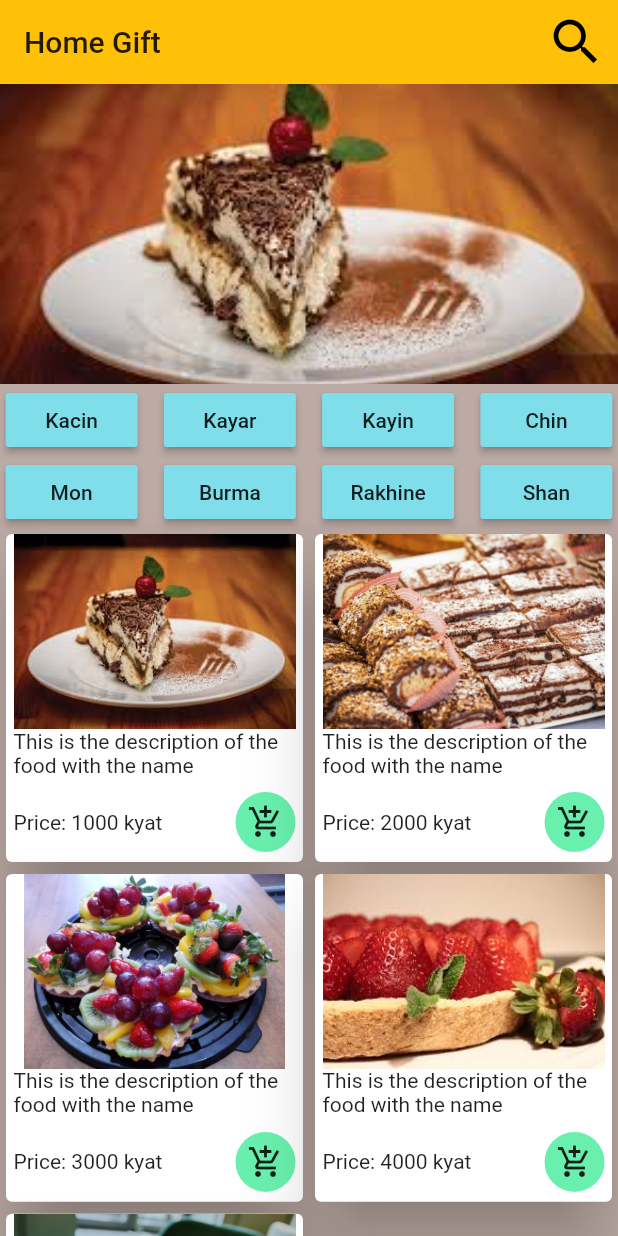
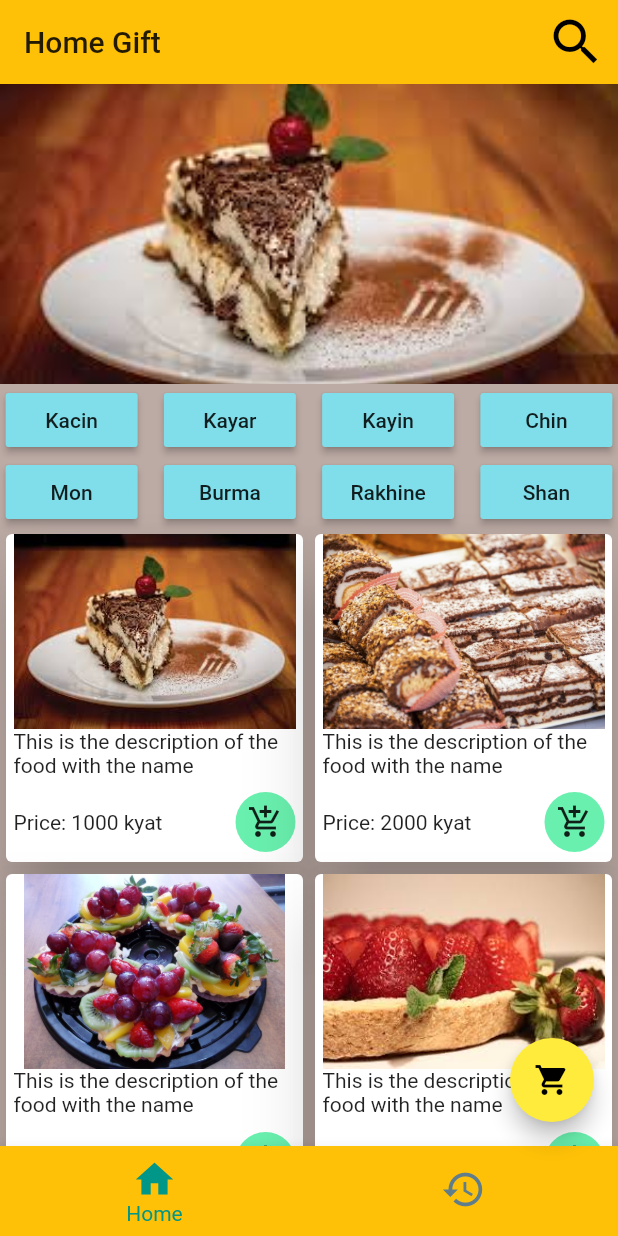
Before and after one commit to kwarnkham/home_gift, a Flutter app: the screen it shows after launch, on a phone screen of 412 x 824 dp. Run offline on Flutter 3.47's test engine with Material 2 defaults, Android fonts, the phone set to English and light mode, and no system bars; drawn by our look-alikes of carousel_slider.

Commit message:
name routed

```diff
--- a/lib/src/app.dart
+++ b/lib/src/app.dart
@@ -1,14 +1,20 @@
 import 'package:flutter/material.dart';
 import 'ui/home.dart';
+import 'ui/history.dart';
 
 class App extends StatelessWidget {
   @override
   Widget build(BuildContext context) {
     return MaterialApp(
-        theme: ThemeData(
+      theme: ThemeData(
           primarySwatch: Colors.amber,
-        ),
-        title: 'Home Gift',
-        home: Home());
+          accentColor: Colors.yellow,
+          bottomAppBarColor: Colors.amber),
+      title: 'Home Gift',
+      routes: {
+        Home.routeName:(_)=>Home(),
+        History.routeName:(_)=>History()
+      },
+    );
   }
 }
--- /dev/null
+++ b/lib/src/ui/history.dart
@@ -0,0 +1,13 @@
+import 'package:flutter/material.dart';
+import '../widget/bottom_navbar.dart';
+
+class History extends StatelessWidget {
+  static const String routeName = '/history';
+  @override
+  Widget build(BuildContext context) {
+    return Scaffold(
+      appBar: AppBar(title: Text('History'),),
+      bottomNavigationBar: BottomNavbar(index: 1,),
+    );
+  }
+}
--- a/lib/src/ui/home.dart
+++ b/lib/src/ui/home.dart
@@ -1,8 +1,11 @@
 import 'package:flutter/material.dart';
 import '../widget/search_item.dart';
 import '../widget/home_carosel.dart';
+import '../widget/bottom_navbar.dart';
+
 
 class Home extends StatelessWidget {
+  static const String routeName = '/';
   searchItem(context) {
     Navigator.of(context).push(MaterialPageRoute(builder: (_) => SearchItem()));
   }
@@ -17,9 +20,12 @@ class Home extends StatelessWidget {
     'Rakhine',
     'Shan'
   ];
+
   @override
   Widget build(BuildContext context) {
     return Scaffold(
+      bottomNavigationBar: BottomNavbar(index:0),
+      floatingActionButton: FloatingActionButton(child: Icon(Icons.shopping_cart), onPressed: (){},),
       body: Container(
         color: Colors.brown[200],
         child: CustomScrollView(
@@ -30,7 +36,7 @@ class Home extends StatelessWidget {
               actions: <Widget>[
                 IconButton(
                   icon: Icon(Icons.search),
-            onPressed: (){
+                  onPressed: () {
                     searchItem(context);
                   },
                   iconSize: 40,
--- /dev/null
+++ b/lib/src/widget/bottom_navbar.dart
@@ -0,0 +1,56 @@
+import 'package:flutter/material.dart';
+
+class BottomNavbar extends StatefulWidget {
+  final int index;
+  BottomNavbar({this.index});
+  @override
+  _BottomNavbarState createState() => _BottomNavbarState();
+}
+
+class _BottomNavbarState extends State<BottomNavbar> {
+  List<Map<String, dynamic>> navItems = [
+    {'title': 'Home', 'routeName': '/', 'icon': Icons.home, 'index': 0},
+    {
+      'title': 'History',
+      'routeName': '/history',
+      'icon': Icons.history,
+      'index': 1
+    },
+  ];
+
+  @override
+  Widget build(BuildContext context) {
+    return BottomNavigationBar(
+      onTap: (value) {
+        final routedItem =
+            navItems.firstWhere((item) => item['index'] == value);
+        Navigator.of(context).pushReplacementNamed(routedItem['routeName']);
+      },
+      currentIndex: widget.index,
+      selectedItemColor: Colors.teal,
+      unselectedItemColor: Colors.blueGrey,
+      backgroundColor: Theme.of(context).bottomAppBarColor,
+      iconSize: 30,
+      selectedIconTheme: IconThemeData(size: 30),
+      showUnselectedLabels: false,
+      // items: [
+      //   BottomNavigationBarItem(
+      //     icon: Icon(Icons.home),
+      //     title: Text('Home'),
+      //   ),
+      //   BottomNavigationBarItem(
+      //     icon: Icon(Icons.history),
+      //     title: Text('History'),
+      //   ),
+      //   BottomNavigationBarItem(
+      //     icon: Icon(Icons.settings),
+      //     title: Text('Settting'),
+      //   ),
+      // ],
+      items: navItems
+          .map((item) => BottomNavigationBarItem(
+              icon: Icon(item['icon']), title: Text(item['title'])))
+          .toList(),
+    );
+  }
+}
```
Lines whose indentation alone changed are shown as unchanged.
